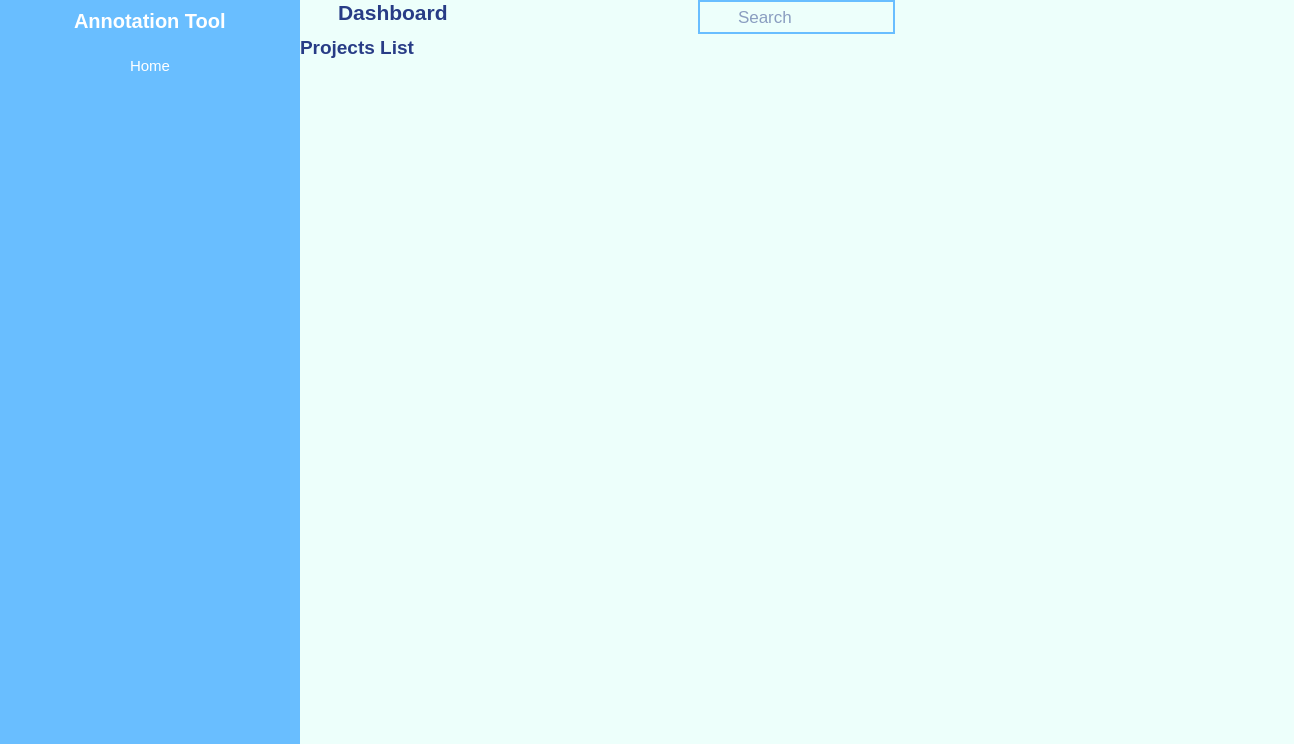
prabal01pathak/Ai_management_frontend, file uifiles/dashboard.ui: the form before one commit.
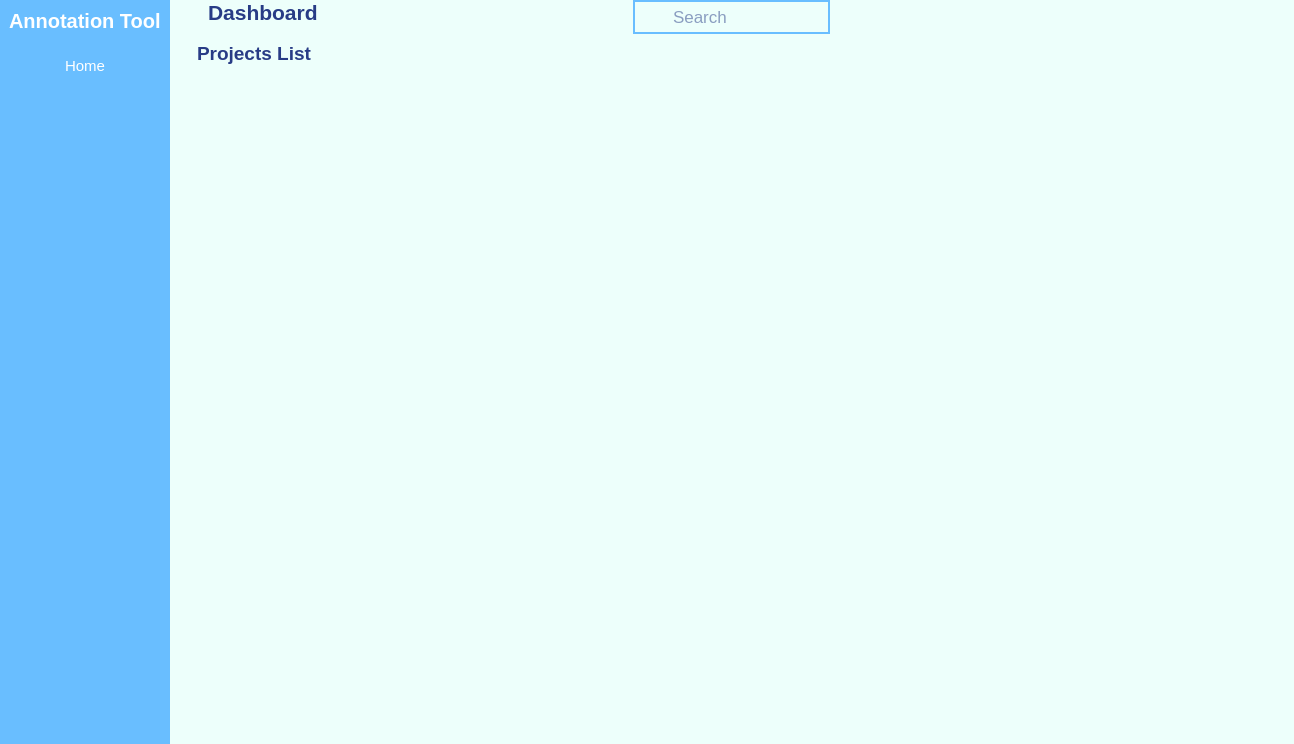
The form after the commit. Icons and pictures are not drawn.

The edit to the form file:
```diff
--- a/uifiles/dashboard.ui
+++ b/uifiles/dashboard.ui
@@ -56,8 +56,11 @@
 border-radius: 10px;
 color: rgb(255,255,255);
 }
-#mainArea,#itemContainer,#cardContainer{
+#scrollArea,#mainArea,#itemContainer,#cardContainer{
 background-color:rgb(237, 255, 251)
+}
+#label{
+padding-left: 22px;
 }</string>
    </property>
    <layout class="QHBoxLayout" name="horizontalLayout">
@@ -144,7 +147,7 @@
           <enum>QFrame::Raised</enum>
          </property>
          <layout class="QGridLayout" name="gridLayout_3">
-          <item row="0" column="0">
+          <item row="0" column="1">
            <widget class="QPushButton" name="homeBtn">
             <property name="font">
              <font>
@@ -171,7 +174,7 @@
             </property>
            </widget>
           </item>
-          <item row="1" column="0">
+          <item row="1" column="1">
            <spacer name="verticalSpacer_2">
             <property name="orientation">
              <enum>Qt::Vertical</enum>
@@ -453,7 +456,7 @@
              <property name="bottomMargin">
               <number>0</number>
              </property>
-             <item alignment="Qt::AlignLeft|Qt::AlignTop">
+             <item alignment="Qt::AlignVCenter">
               <widget class="QLabel" name="label">
                <property name="font">
                 <font>
@@ -465,6 +468,9 @@
                <property name="text">
                 <string>Projects List</string>
                </property>
+               <property name="alignment">
+                <set>Qt::AlignLeading|Qt::AlignLeft|Qt::AlignVCenter</set>
+               </property>
               </widget>
              </item>
              <item alignment="Qt::AlignRight|Qt::AlignTop">
@@ -560,39 +566,26 @@
                 <property name="verticalSpacing">
                  <number>4</number>
                 </property>
-                <item row="1" column="0">
-                 <spacer name="verticalSpacer">
-                  <property name="orientation">
-                   <enum>Qt::Vertical</enum>
-                  </property>
-                  <property name="sizeHint" stdset="0">
-                   <size>
-                    <width>20</width>
-                    <height>40</height>
-                   </size>
-                  </property>
-                 </spacer>
-                </item>
                 <item row="0" column="0">
-                 <widget class="QFrame" name="cardContainer">
-                  <property name="minimumSize">
-                   <size>
-                    <width>0</width>
-                    <height>100</height>
-                   </size>
+                 <widget class="QScrollArea" name="scrollArea">
+                  <property name="widgetResizable">
+                   <bool>true</bool>
                   </property>
-                  <property name="frameShape">
-                   <enum>QFrame::StyledPanel</enum>
-                  </property>
-                  <property name="frameShadow">
-                   <enum>QFrame::Raised</enum>
-                  </property>
-                  <layout class="QGridLayout" name="cardLayout" columnstretch="0">
+                  <widget class="QWidget" name="scrollAreaWidgetContents">
+                   <property name="geometry">
+                    <rect>
+                     <x>0</x>
+                     <y>0</y>
+                     <width>1074</width>
+                     <height>660</height>
+                    </rect>
+                   </property>
+                   <layout class="QGridLayout" name="scrollAreaLayout">
                    <property name="leftMargin">
                     <number>0</number>
                    </property>
                    <property name="topMargin">
-                    <number>15</number>
+                     <number>0</number>
                    </property>
                    <property name="rightMargin">
                     <number>0</number>
@@ -600,10 +593,8 @@
                    <property name="bottomMargin">
                     <number>0</number>
                    </property>
-                   <property name="verticalSpacing">
-                    <number>15</number>
-                   </property>
-                  </layout>
+                   </layout>
+                  </widget>
                  </widget>
                 </item>
                </layout>
```
Lines whose indentation alone changed are shown as unchanged.
